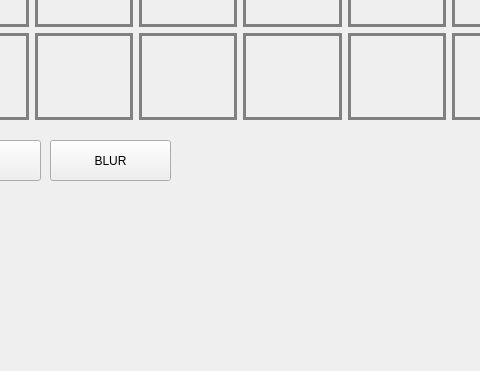
The window that COMPUTER_VISION/COMPUTER_VISION.ui (goobncl/COMPUTER_VISION) describes before a commit, drawn with Qt 5; both pictures show x 740 to 1220 and y 360 to 731 of the 1311 by 731 pixel window.
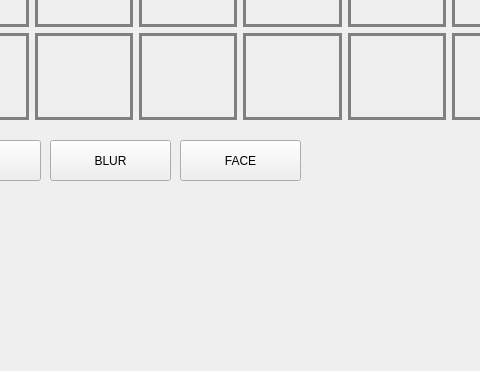
The same window after the commit. Custom widgets are drawn as their Qt base class.

The edit to the form file:
```diff
--- a/COMPUTER_VISION/COMPUTER_VISION.ui
+++ b/COMPUTER_VISION/COMPUTER_VISION.ui
@@ -588,6 +588,19 @@
 </string>
     </property>
    </widget>
+   <widget class="QPushButton" name="faceBtn">
+    <property name="geometry">
+     <rect>
+      <x>920</x>
+      <y>500</y>
+      <width>121</width>
+      <height>41</height>
+     </rect>
+    </property>
+    <property name="text">
+     <string>FACE</string>
+    </property>
+   </widget>
   </widget>
  </widget>
  <layoutdefault spacing="6" margin="11"/>
```
